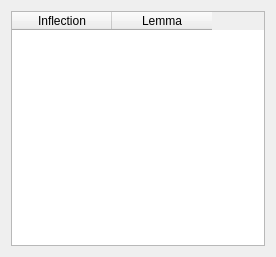
First picture: the form in prioritysieve/ui/view_morphs_dialog.ui, repository travv0/prioritysieve, before the edit.
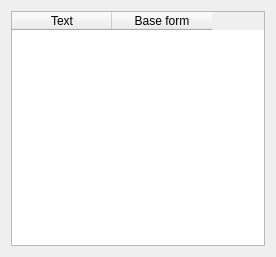
Second picture: the form after the edit.

Diff of the .ui file:
```diff
--- a/prioritysieve/ui/view_morphs_dialog.ui
+++ b/prioritysieve/ui/view_morphs_dialog.ui
@@ -20,12 +20,12 @@
       <widget class="QTableWidget" name="tableWidget">
        <column>
         <property name="text">
-         <string>Inflection</string>
+         <string>Text</string>
         </property>
        </column>
        <column>
         <property name="text">
-         <string>Lemma</string>
+         <string>Base form</string>
         </property>
        </column>
       </widget>
```
Left out of the diff: 2 changed lines with no effect on the pictures.
